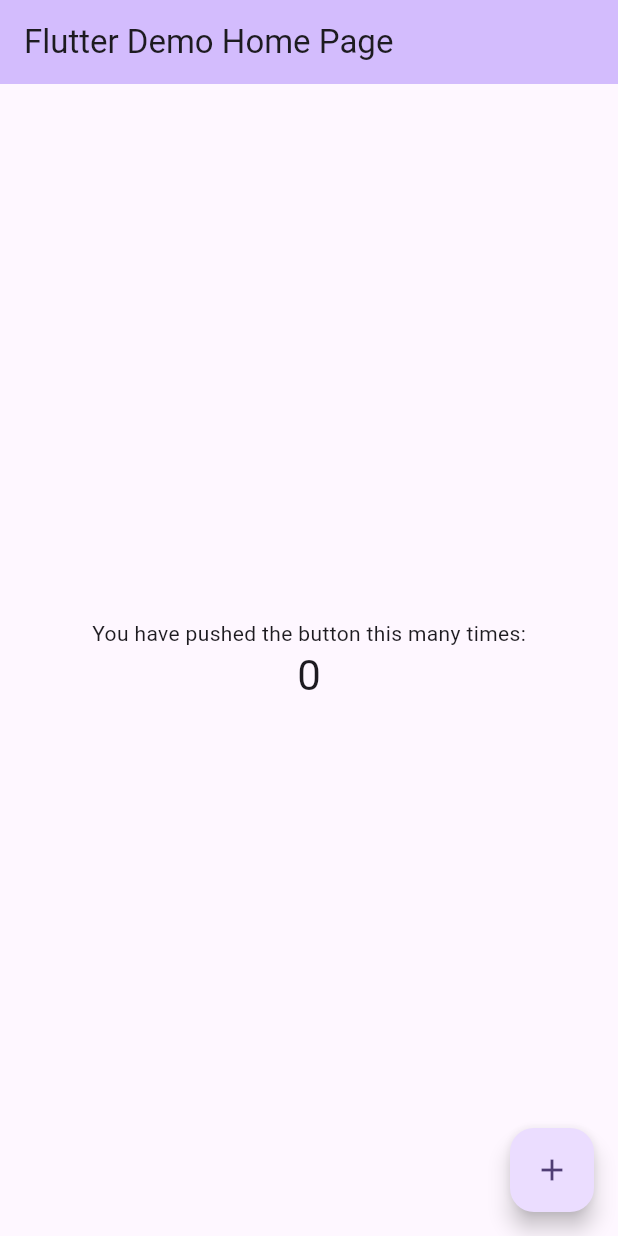
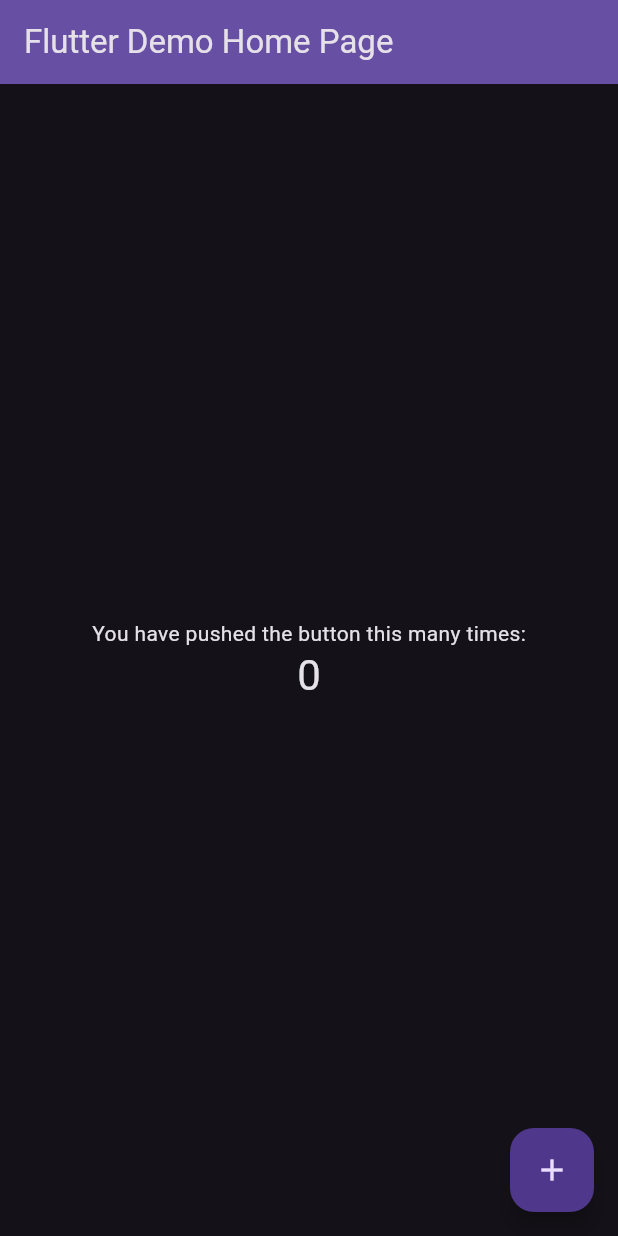
Before and after one commit to devrobiulrobi/flutter_weather_app, a Flutter app: the screen it shows after launch, on a phone screen of 412 x 824 dp. Run offline on Flutter 3.47's test engine with Material 3 defaults, Android fonts, the phone set to English and light mode, and no system bars.

Commit message:
theme and debug

```diff
--- a/lib/main.dart
+++ b/lib/main.dart
@@ -11,9 +11,8 @@ class MyApp extends StatelessWidget {
   Widget build(BuildContext context) {
     return MaterialApp(
       title: 'Flutter Demo',
-      theme: ThemeData(
-        colorScheme: ColorScheme.fromSeed(seedColor: Colors.deepPurple),
-      ),
+      theme: ThemeData.dark(useMaterial3: true),
+      debugShowCheckedModeBanner: false,
       home: const MyHomePage(title: 'Flutter Demo Home Page'),
     );
   }
```
